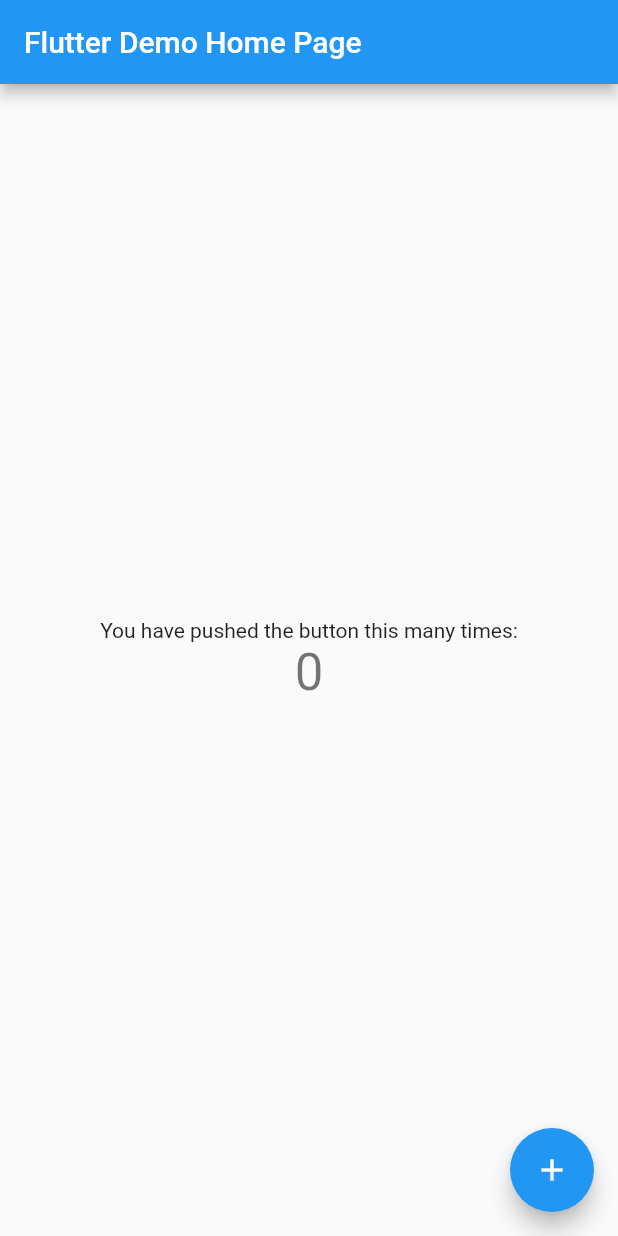
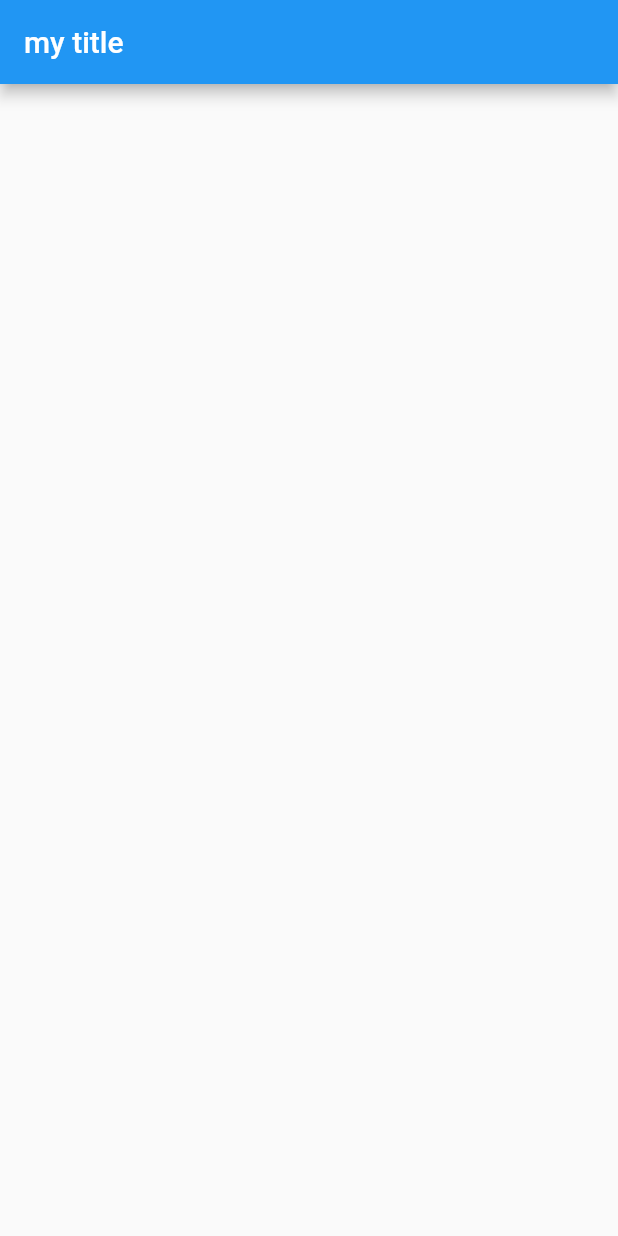
Before and after one commit to stefanhans/gcp-serverless-b8e-frontend, a Flutter app: the screen it shows after launch, on a phone screen of 412 x 824 dp. Run offline on Flutter 3.47's test engine with Material 2 defaults, Android fonts, the phone set to English and light mode, and no system bars; missing offline and left inert: dart:html.

Commit message:
adding missed changes

```diff
--- a/gpc_frontend/lib/feature_modules/landing_page/widget/landing_page_widget.dart
+++ b/gpc_frontend/lib/feature_modules/landing_page/widget/landing_page_widget.dart
@@ -0,0 +1,16 @@
+// import 'package:bloc/bloc.dart';
+import 'dart:html';
+
+import 'package:flutter/material.dart';
+
+class LandingPageWidget extends StatelessWidget {
+  final String appBarTitle = 'my title';
+  @override
+  Widget build(BuildContext context) {
+    return Scaffold(
+      appBar: AppBar(
+        title: Text(appBarTitle),
+      ),
+    );
+  }
+}
--- a/gpc_frontend/lib/main.dart
+++ b/gpc_frontend/lib/main.dart
@@ -1,117 +1,20 @@
 import 'package:flutter/material.dart';
+import 'package:gpc_frontend/feature_modules/landing_page/widget/landing_page_widget.dart';
 
 void main() {
   runApp(MyApp());
 }
 
 class MyApp extends StatelessWidget {
-  // This widget is the root of your application.
   @override
   Widget build(BuildContext context) {
     return MaterialApp(
       title: 'Flutter Demo',
       theme: ThemeData(
-        // This is the theme of your application.
-        //
-        // Try running your application with "flutter run". You'll see the
-        // application has a blue toolbar. Then, without quitting the app, try
-        // changing the primarySwatch below to Colors.green and then invoke
-        // "hot reload" (press "r" in the console where you ran "flutter run",
-        // or simply save your changes to "hot reload" in a Flutter IDE).
-        // Notice that the counter didn't reset back to zero; the application
-        // is not restarted.
         primarySwatch: Colors.blue,
-        // This makes the visual density adapt to the platform that you run
-        // the app on. For desktop platforms, the controls will be smaller and
-        // closer together (more dense) than on mobile platforms.
         visualDensity: VisualDensity.adaptivePlatformDensity,
       ),
-      home: MyHomePage(title: 'Flutter Demo Home Page'),
+      home: LandingPageWidget(),
     );
   }
 }
-
-class MyHomePage extends StatefulWidget {
-  MyHomePage({Key key, this.title}) : super(key: key);
-
-  // This widget is the home page of your application. It is stateful, meaning
-  // that it has a State object (defined below) that contains fields that affect
-  // how it looks.
-
-  // This class is the configuration for the state. It holds the values (in this
-  // case the title) provided by the parent (in this case the App widget) and
-  // used by the build method of the State. Fields in a Widget subclass are
-  // always marked "final".
-
-  final String title;
-
-  @override
-  _MyHomePageState createState() => _MyHomePageState();
-}
-
-class _MyHomePageState extends State<MyHomePage> {
-  int _counter = 0;
-
-  void _incrementCounter() {
-    setState(() {
-      // This call to setState tells the Flutter framework that something has
-      // changed in this State, which causes it to rerun the build method below
-      // so that the display can reflect the updated values. If we changed
-      // _counter without calling setState(), then the build method would not be
-      // called again, and so nothing would appear to happen.
-      _counter++;
-    });
-  }
-
-  @override
-  Widget build(BuildContext context) {
-    // This method is rerun every time setState is called, for instance as done
-    // by the _incrementCounter method above.
-    //
-    // The Flutter framework has been optimized to make rerunning build methods
-    // fast, so that you can just rebuild anything that needs updating rather
-    // than having to individually change instances of widgets.
-    return Scaffold(
-      appBar: AppBar(
-        // Here we take the value from the MyHomePage object that was created by
-        // the App.build method, and use it to set our appbar title.
-        title: Text(widget.title),
-      ),
-      body: Center(
-        // Center is a layout widget. It takes a single child and positions it
-        // in the middle of the parent.
-        child: Column(
-          // Column is also a layout widget. It takes a list of children and
-          // arranges them vertically. By default, it sizes itself to fit its
-          // children horizontally, and tries to be as tall as its parent.
-          //
-          // Invoke "debug painting" (press "p" in the console, choose the
-          // "Toggle Debug Paint" action from the Flutter Inspector in Android
-          // Studio, or the "Toggle Debug Paint" command in Visual Studio Code)
-          // to see the wireframe for each widget.
-          //
-          // Column has various properties to control how it sizes itself and
-          // how it positions its children. Here we use mainAxisAlignment to
-          // center the children vertically; the main axis here is the vertical
-          // axis because Columns are vertical (the cross axis would be
-          // horizontal).
-          mainAxisAlignment: MainAxisAlignment.center,
-          children: <Widget>[
-            Text(
-              'You have pushed the button this many times:',
-            ),
-            Text(
-              '$_counter',
-              style: Theme.of(context).textTheme.headline4,
-            ),
-          ],
-        ),
-      ),
-      floatingActionButton: FloatingActionButton(
-        onPressed: _incrementCounter,
-        tooltip: 'Increment',
-        child: Icon(Icons.add),
-      ), // This trailing comma makes auto-formatting nicer for build methods.
-    );
-  }
-}
```
